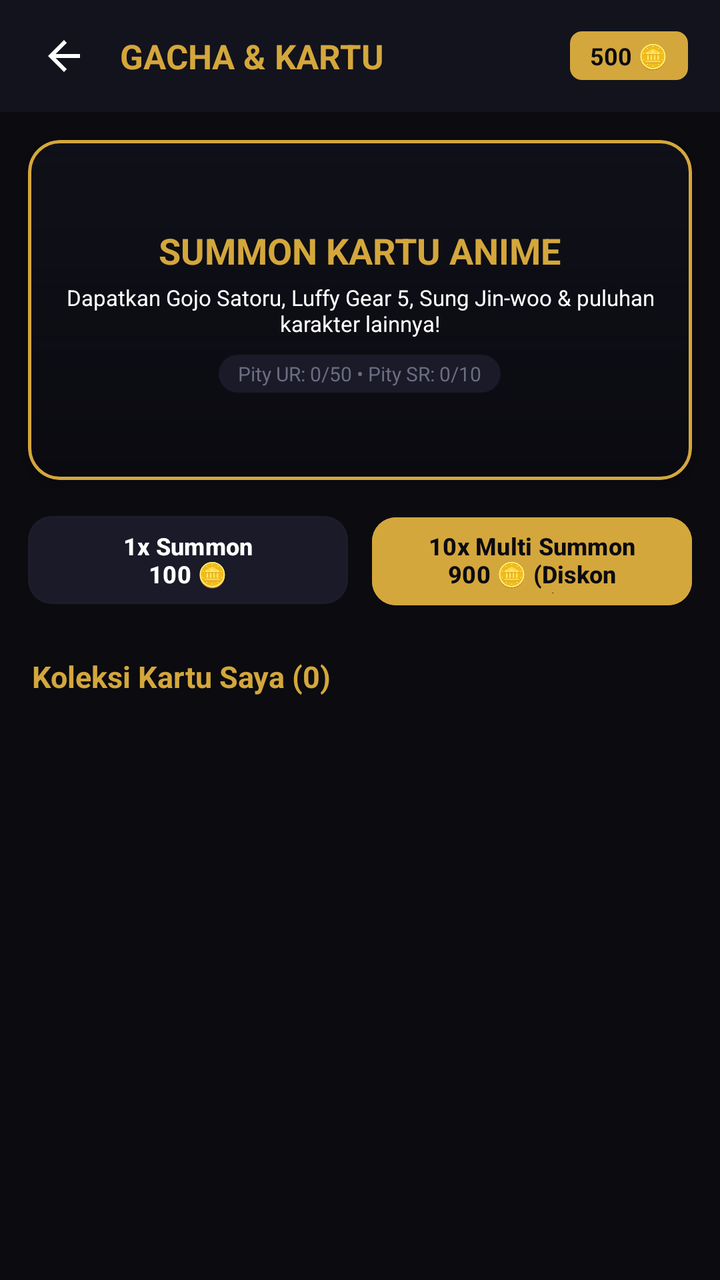
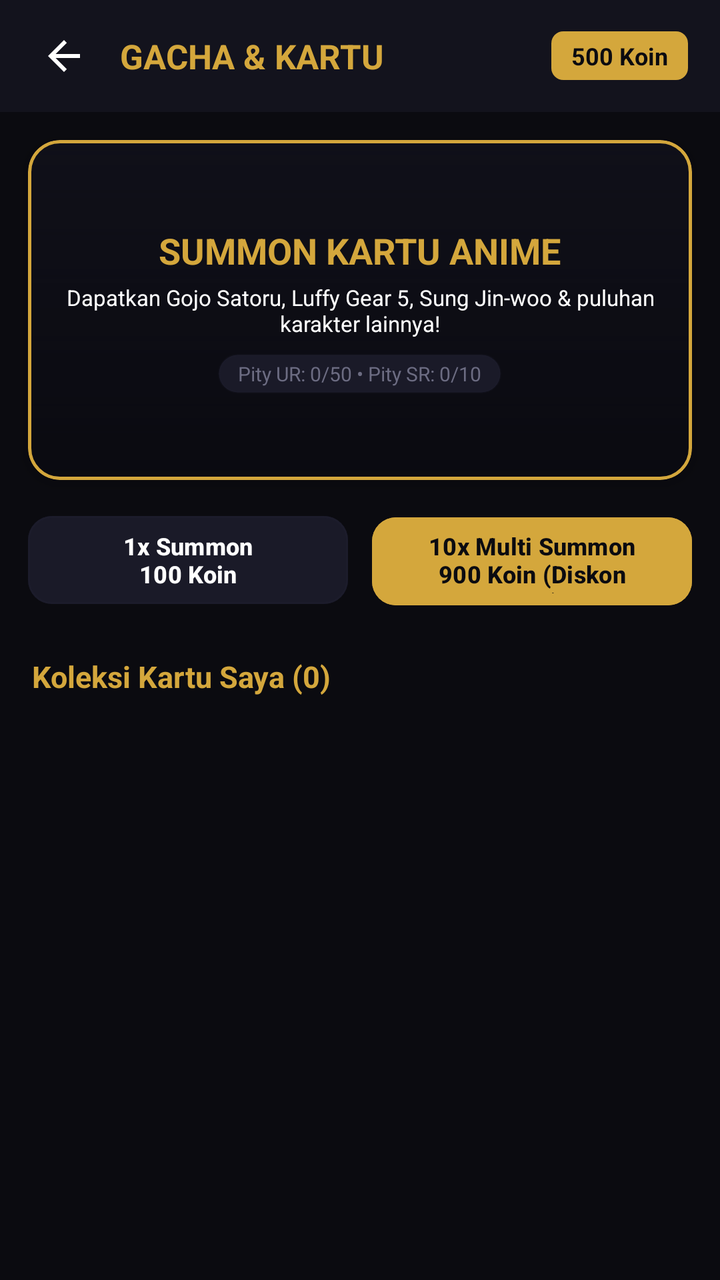

The first picture is an Android layout as it rendered before a commit; the second is the same layout after the commit. The layout source and the unified diff follow.
<!-- AndroidManifest.xml: application theme Theme.NdikaNime -->
<!-- res/layout/activity_gacha.xml -->
<?xml version="1.0" encoding="utf-8"?>
<LinearLayout xmlns:android="http://schemas.android.com/apk/res/android"
    xmlns:app="http://schemas.android.com/apk/res-auto"
    android:layout_width="match_parent"
    android:layout_height="match_parent"
    android:background="@color/bg_dark"
    android:orientation="vertical">

    
    <LinearLayout
        android:layout_width="match_parent"
        android:layout_height="56dp"
        android:background="@color/bg_surface"
        android:gravity="center_vertical"
        android:orientation="horizontal"
        android:paddingStart="12dp"
        android:paddingEnd="16dp">

        <ImageButton
            android:id="@+id/btnBackGacha"
            android:layout_width="40dp"
            android:layout_height="40dp"
            android:background="?attr/selectableItemBackgroundBorderless"
            android:src="@drawable/ic_arrow_back"
            app:tint="@color/text_primary" />

        <TextView
            android:layout_width="0dp"
            android:layout_height="wrap_content"
            android:layout_marginStart="8dp"
            android:layout_weight="1"
            android:text="GACHA &amp; KARTU"
            android:textColor="@color/accent_gold"
            android:textSize="17sp"
            android:textStyle="bold" />

        <TextView
            android:id="@+id/tvGachaUserCoins"
            android:layout_width="wrap_content"
            android:layout_height="wrap_content"
            android:background="@drawable/bg_badge_gold"
            android:paddingStart="10dp"
            android:paddingTop="4dp"
            android:paddingEnd="10dp"
            android:paddingBottom="4dp"
            android:text="500 🪙"
            android:textColor="@color/bg_dark"
            android:textSize="12sp"
            android:textStyle="bold" />

    </LinearLayout>

    <ScrollView
        android:layout_width="match_parent"
        android:layout_height="match_parent"
        android:fillViewport="true">

        <LinearLayout
            android:layout_width="match_parent"
            android:layout_height="wrap_content"
            android:orientation="vertical"
            android:paddingBottom="30dp">

            
            <com.google.android.material.card.MaterialCardView
                android:layout_width="match_parent"
                android:layout_height="170dp"
                android:layout_margin="14dp"
                app:cardBackgroundColor="@color/bg_card"
                app:cardCornerRadius="16dp"
                app:cardElevation="4dp"
                app:strokeColor="@color/accent_gold"
                app:strokeWidth="1.5dp">

                <FrameLayout
                    android:layout_width="match_parent"
                    android:layout_height="match_parent">

                    <ImageView
                        android:id="@+id/ivGachaBanner"
                        android:layout_width="match_parent"
                        android:layout_height="match_parent"
                        android:scaleType="centerCrop"
                        android:src="@drawable/bg_gradient_overlay" />

                    <LinearLayout
                        android:layout_width="match_parent"
                        android:layout_height="match_parent"
                        android:background="#A00B0B10"
                        android:gravity="center"
                        android:orientation="vertical"
                        android:padding="16dp">

                        <TextView
                            android:layout_width="wrap_content"
                            android:layout_height="wrap_content"
                            android:text="SUMMON KARTU ANIME"
                            android:textColor="@color/accent_gold"
                            android:textSize="18sp"
                            android:textStyle="bold" />

                        <TextView
                            android:layout_width="wrap_content"
                            android:layout_height="wrap_content"
                            android:layout_marginTop="4dp"
                            android:gravity="center"
                            android:text="Dapatkan Gojo Satoru, Luffy Gear 5, Sung Jin-woo &amp; puluhan karakter lainnya!"
                            android:textColor="@color/text_primary"
                            android:textSize="11sp" />

                        <TextView
                            android:id="@+id/tvPityInfo"
                            android:layout_width="wrap_content"
                            android:layout_height="wrap_content"
                            android:layout_marginTop="8dp"
                            android:background="@drawable/bg_search_input"
                            android:paddingStart="10dp"
                            android:paddingTop="3dp"
                            android:paddingEnd="10dp"
                            android:paddingBottom="3dp"
                            android:text="Pity UR: 0/50 • Pity SR: 0/10"
                            android:textColor="@color/text_muted"
                            android:textSize="10sp" />

                    </LinearLayout>

                </FrameLayout>

            </com.google.android.material.card.MaterialCardView>

            
            <LinearLayout
                android:layout_width="match_parent"
                android:layout_height="wrap_content"
                android:layout_marginStart="14dp"
                android:layout_marginEnd="14dp"
                android:orientation="horizontal">

                <com.google.android.material.button.MaterialButton
                    android:id="@+id/btnSinglePull"
                    android:layout_width="0dp"
                    android:layout_height="52dp"
                    android:layout_marginEnd="6dp"
                    android:layout_weight="1"
                    android:backgroundTint="@color/bg_card"
                    android:text="1x Summon\n100 🪙"
                    android:textColor="@color/text_primary"
                    android:textSize="12sp"
                    android:textStyle="bold"
                    app:cornerRadius="12dp"
                    app:strokeColor="@color/border_subtle"
                    app:strokeWidth="1dp" />

                <com.google.android.material.button.MaterialButton
                    android:id="@+id/btnMultiPull"
                    android:layout_width="0dp"
                    android:layout_height="52dp"
                    android:layout_marginStart="6dp"
                    android:layout_weight="1"
                    android:backgroundTint="@color/accent_gold"
                    android:text="10x Multi Summon\n900 🪙 (Diskon 10%)"
                    android:textColor="@color/bg_dark"
                    android:textSize="12sp"
                    android:textStyle="bold"
                    app:cornerRadius="12dp" />

            </LinearLayout>

            
            <LinearLayout
                android:layout_width="match_parent"
                android:layout_height="wrap_content"
                android:layout_marginStart="16dp"
                android:layout_marginTop="22dp"
                android:layout_marginEnd="16dp"
                android:gravity="center_vertical"
                android:orientation="horizontal">

                <TextView
                    android:id="@+id/tvMyCardsTitle"
                    android:layout_width="0dp"
                    android:layout_height="wrap_content"
                    android:layout_weight="1"
                    android:text="Koleksi Kartu Saya (0)"
                    android:textColor="@color/accent_gold"
                    android:textSize="15sp"
                    android:textStyle="bold" />

                <ProgressBar
                    android:id="@+id/pbGachaLoading"
                    android:layout_width="24dp"
                    android:layout_height="24dp"
                    android:indeterminateTint="@color/accent_gold"
                    android:visibility="gone" />

            </LinearLayout>

            <androidx.recyclerview.widget.RecyclerView
                android:id="@+id/rvMyCards"
                android:layout_width="match_parent"
                android:layout_height="wrap_content"
                android:layout_marginTop="8dp"
                android:nestedScrollingEnabled="false"
                android:paddingStart="8dp"
                android:paddingEnd="8dp" />

        </LinearLayout>

    </ScrollView>

</LinearLayout>
<!-- resources referenced by this layout -->
<resources>
  <color name="accent_gold">#D4A73C</color>
  <color name="bg_card">#1A1A28</color>
  <color name="bg_dark">#0B0B10</color>
  <color name="bg_surface">#13131D</color>
  <color name="border_subtle">#1F2F2F45</color>
  <color name="text_muted">#6C6C82</color>
  <color name="text_primary">#FFFFFF</color>
  <!-- drawable bg_badge_gold (drawable) -->
  <?xml version="1.0" encoding="utf-8"?>
  <shape xmlns:android="http://schemas.android.com/apk/res/android"
      android:shape="rectangle">
      <corners android:radius="6dp" />
      <solid android:color="@color/accent_gold" />
  </shape>
  <!-- drawable bg_gradient_overlay (drawable) -->
  <?xml version="1.0" encoding="utf-8"?>
  <shape xmlns:android="http://schemas.android.com/apk/res/android"
      android:shape="rectangle">
      <gradient
          android:angle="270"
          android:startColor="#000B0B10"
          android:centerColor="#800B0B10"
          android:endColor="#FA0B0B10" />
  </shape>
  <!-- drawable bg_search_input (drawable) -->
  <?xml version="1.0" encoding="utf-8"?>
  <shape xmlns:android="http://schemas.android.com/apk/res/android"
      android:shape="rectangle">
      <corners android:radius="12dp" />
      <solid android:color="@color/bg_card" />
      <stroke android:width="1dp" android:color="@color/border_subtle" />
  </shape>
  <!-- drawable ic_arrow_back (drawable) -->
  <vector xmlns:android="http://schemas.android.com/apk/res/android"
      android:width="24dp"
      android:height="24dp"
      android:viewportWidth="24"
      android:viewportHeight="24">
      <path
          android:fillColor="#FFFFFFFF"
          android:pathData="M20,11H7.83l5.59,-5.59L12,4l-8,8 8,8 1.41,-1.41L7.83,13H20v-2z"/>
  </vector>
  <style name="Theme.NdikaNime" parent="Theme.Material3.Dark.NoActionBar">
          <item name="android:windowBackground">@color/bg_dark</item>
          <item name="android:colorBackground">@color/bg_dark</item>
          <item name="colorPrimary">@color/accent_gold</item>
          <item name="colorSecondary">@color/accent_orange</item>
          <item name="colorSurface">@color/bg_surface</item>
          <item name="android:statusBarColor">@color/bg_dark</item>
          <item name="android:navigationBarColor">@color/bg_dark</item>
          <item name="android:windowLightStatusBar">false</item>
      </style>
  <color name="accent_orange">#FF4E2D</color>
</resources>

<!-- the commit's change to res/layout/activity_gacha.xml (unified diff, before → after) -->
@@ -43,7 +43,7 @@
             android:paddingTop="4dp"
             android:paddingEnd="10dp"
             android:paddingBottom="4dp"
-            android:text="500 🪙"
+            android:text="500 Koin"
             android:textColor="@color/bg_dark"
             android:textSize="12sp"
             android:textStyle="bold" />
@@ -143,7 +143,7 @@
                     android:layout_marginEnd="6dp"
                     android:layout_weight="1"
                     android:backgroundTint="@color/bg_card"
-                    android:text="1x Summon\n100 🪙"
+                    android:text="1x Summon\n100 Koin"
                     android:textColor="@color/text_primary"
                     android:textSize="12sp"
                     android:textStyle="bold"
@@ -158,7 +158,7 @@
                     android:layout_marginStart="6dp"
                     android:layout_weight="1"
                     android:backgroundTint="@color/accent_gold"
-                    android:text="10x Multi Summon\n900 🪙 (Diskon 10%)"
+                    android:text="10x Multi Summon\n900 Koin (Diskon 10%)"
                     android:textColor="@color/bg_dark"
                     android:textSize="12sp"
                     android:textStyle="bold"
<!-- resource entries referenced after the edit -->
@@ -51,7 +51,14 @@
           <item name="android:statusBarColor">@color/bg_dark</item>
           <item name="android:navigationBarColor">@color/bg_dark</item>
           <item name="android:windowLightStatusBar">false</item>
+          <item name="android:windowAnimationStyle">@style/WindowAnimationTransition</item>
       </style>
   <color name="accent_orange">#FF4E2D</color>
+  <style name="WindowAnimationTransition">
+          <item name="android:activityOpenEnterAnimation">@anim/slide_in_right</item>
+          <item name="android:activityOpenExitAnimation">@anim/slide_out_left</item>
+          <item name="android:activityCloseEnterAnimation">@anim/slide_in_left</item>
+          <item name="android:activityCloseExitAnimation">@anim/slide_out_right</item>
+      </style>
 </resources>
 
